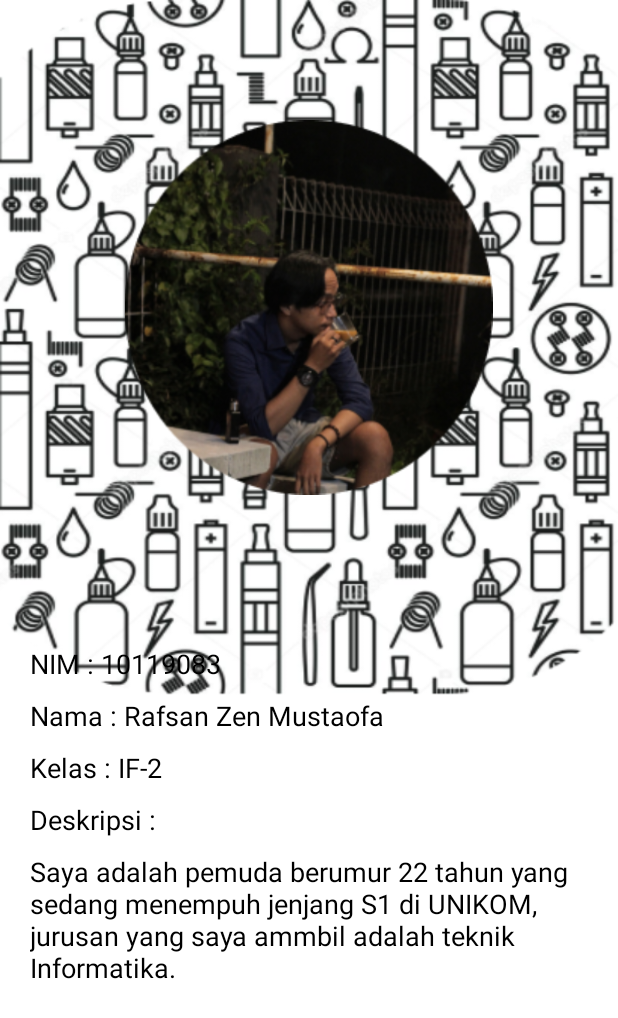
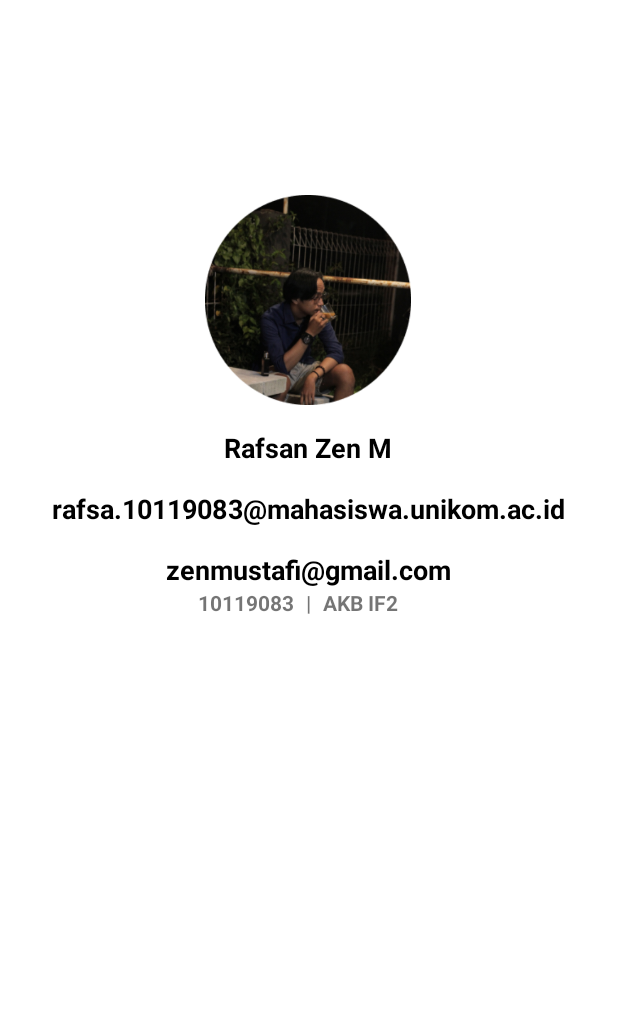
Before and after one commit to RafsanZenM/Tugas-UTS-Genap-2022-AKB-IF-2-10119083, an Android app: the layout fragment_home.xml on its own in the app's theme, with its tools: preview values and no code run, on a phone screen of 412 x 824 dp. Shown: the top 1018 px of the screen. Run offline under Robolectric (Android 15) with nearby library versions, the phone set to English and light mode, and no system bars.

Commit message:
revisi1 UTS

```diff
--- a/app/src/main/res/layout/fragment_home.xml
+++ b/app/src/main/res/layout/fragment_home.xml
@@ -3,77 +3,98 @@
 <!--    //Nim : 10119083-->
 <!--    //kelas : IF-2-->
 <!--    //23/04/2022-->
-<LinearLayout xmlns:android="http://schemas.android.com/apk/res/android"
+<RelativeLayout xmlns:android="http://schemas.android.com/apk/res/android"
     xmlns:app="http://schemas.android.com/apk/res-auto"
     xmlns:tools="http://schemas.android.com/tools"
     android:layout_width="match_parent"
     android:layout_height="match_parent"
     android:orientation="vertical"
-    android:background="@drawable/gila"
-    tools:context="com.example.tugasutsgenap2022akbif_210119083.MainActivity">
+    tools:context=".ui.home.HomeFragment">
+
+
+    <LinearLayout
+        android:layout_width="wrap_content"
+        android:layout_height="wrap_content"
+        android:layout_centerHorizontal="true"
+        android:layout_marginTop="130dp"
+        android:orientation="vertical">
 
         <ImageView
-        android:layout_width="match_parent"
-        android:layout_height="250dp"
+            android:layout_width="140dp"
+            android:layout_height="140dp"
             android:src="@drawable/kopi"
-        android:layout_marginTop="80dp"
+            android:layout_gravity="center_horizontal"/>
 
-        />
         <TextView
+            android:layout_width="wrap_content"
+            android:layout_height="wrap_content"
+            android:layout_marginTop="16dp"
+            android:layout_gravity="center_horizontal"
+            android:textColor="@color/black"
+            android:textStyle="bold"
+            android:text="Rafsan Zen M"
+            android:textSize="18sp"/>
+        <TextView
+            android:layout_width="wrap_content"
+            android:layout_height="wrap_content"
+            android:layout_marginTop="16dp"
+            android:layout_gravity="center_horizontal"
+            android:textColor="@color/black"
+            android:textStyle="bold"
+            android:text="rafsa.10119083@mahasiswa.unikom.ac.id"
+            android:textSize="18sp"/>
+        <TextView
+            android:layout_width="wrap_content"
+            android:layout_height="wrap_content"
+            android:layout_marginTop="16dp"
+            android:layout_gravity="center_horizontal"
+            android:textColor="@color/black"
+            android:textStyle="bold"
+            android:text="zenmustafi@gmail.com"
+            android:textSize="18sp"/>
+
+        <LinearLayout
             android:layout_width="match_parent"
             android:layout_height="wrap_content"
-        android:layout_marginTop="100dp"
-        android:layout_marginLeft="20dp"
-        android:layout_marginRight="20dp"
-        android:text="NIM : 10119083"
-        android:textColor="@color/black"
-        android:textSize="18dp"
+            android:layout_centerHorizontal="true"
+            android:gravity="center"
+            android:orientation="horizontal">
 
-        />
             <TextView
-        android:layout_width="match_parent"
+                android:layout_width="70dp"
                 android:layout_height="wrap_content"
-        android:layout_marginTop="10dp"
-        android:layout_marginLeft="20dp"
-        android:layout_marginRight="20dp"
-        android:text="Nama : Rafsan Zen Mustaofa"
-        android:textColor="@color/black"
-        android:textSize="18dp"
+                android:textAlignment="textEnd"
 
-        />
+                android:textStyle="bold"
+                android:text="10119083"
+                android:textSize="14sp"/>
+
             <TextView
-        android:layout_width="match_parent"
+                android:layout_width="wrap_content"
                 android:layout_height="wrap_content"
-        android:layout_marginTop="10dp"
-        android:layout_marginLeft="20dp"
-        android:layout_marginRight="20dp"
-        android:text="Kelas : IF-2"
-        android:textColor="@color/black"
-        android:textSize="18dp"
+                android:layout_marginLeft="8dp"
+                android:layout_marginRight="8dp"
+                android:textAlignment="center"
 
-        />
+                android:textStyle="bold"
+                android:text="|"
+                android:textSize="14sp"/>
+
             <TextView
-        android:layout_width="match_parent"
+                android:layout_width="70dp"
                 android:layout_height="wrap_content"
-        android:layout_marginTop="10dp"
-        android:layout_marginLeft="20dp"
-        android:layout_marginRight="20dp"
-        android:text="Deskripsi : "
-        android:textColor="@color/black"
-        android:textSize="18dp"
+                android:textAlignment="textStart"
 
-        />
-    <TextView
-        android:layout_width="match_parent"
-        android:layout_height="wrap_content"
-        android:layout_marginTop="10dp"
-        android:layout_marginLeft="20dp"
-        android:layout_marginRight="20dp"
-        android:text="Saya adalah pemuda berumur 22 tahun yang sedang menempuh jenjang S1 di UNIKOM, jurusan yang saya ammbil adalah teknik Informatika."
-        android:textColor="@color/black"
-        android:textSize="18dp"
-        />
+                android:textStyle="bold"
+                android:text="AKB IF2"
+                android:textSize="14sp"/>
+
 
 
 
         </LinearLayout>
+
+
+
+    </LinearLayout>
+</RelativeLayout>
--- a/app/src/main/res/values/strings.xml
+++ b/app/src/main/res/values/strings.xml
@@ -15,6 +15,4 @@
     <string name="menu_slideshow">Tentang Aplikasi</string>
 
 
-
-
 </resources>
```
Also changed, not shown: app/src/main/AndroidManifest.xml (+11 -8 lines), app/src/main/java/com/example/tugasutsgenap2022akbif_210119083/ui/gallery/Buat_BiodataActivity.java (added, +16 -0 lines), app/src/main/res/layout/activity_buat_biodata.xml (added, +125 -0 lines). Lines whose indentation alone changed are shown as unchanged.
